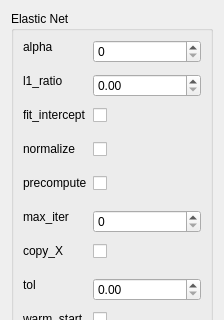
Before: the Qt Designer form ui/ElasticNet.ui in tisaconundrum2/PySAT-GUI, drawn with Qt 5; both pictures show x 0 to 224 and y 0 to 320 of the 224 by 949 pixel window.
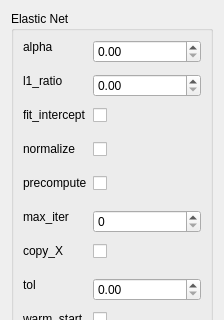
After: the same form once the commit is applied.

Commit message: single to double spinBox

```diff
--- a/ui/ElasticNet.ui
+++ b/ui/ElasticNet.ui
@@ -29,9 +29,6 @@
         </property>
        </widget>
       </item>
-      <item row="0" column="1">
-       <widget class="QSpinBox" name="enalphaSpinBox"/>
-      </item>
       <item row="1" column="0">
        <widget class="QLabel" name="enl1_ratioLabel">
         <property name="text">
@@ -151,6 +148,9 @@
         </item>
        </widget>
       </item>
+      <item row="0" column="1">
+       <widget class="QDoubleSpinBox" name="enalphaDoubleSpinBox"/>
+      </item>
      </layout>
     </widget>
    </item>
```
The commit also changes 2 other files.
